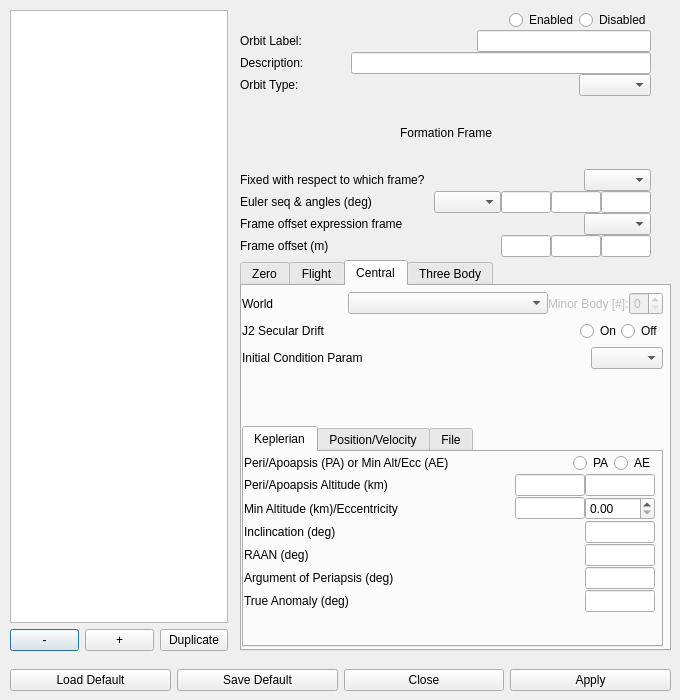
Qt form dsm_gui/orb_menu.ui (pavelgalchenko/dsm_gui) before a commit.
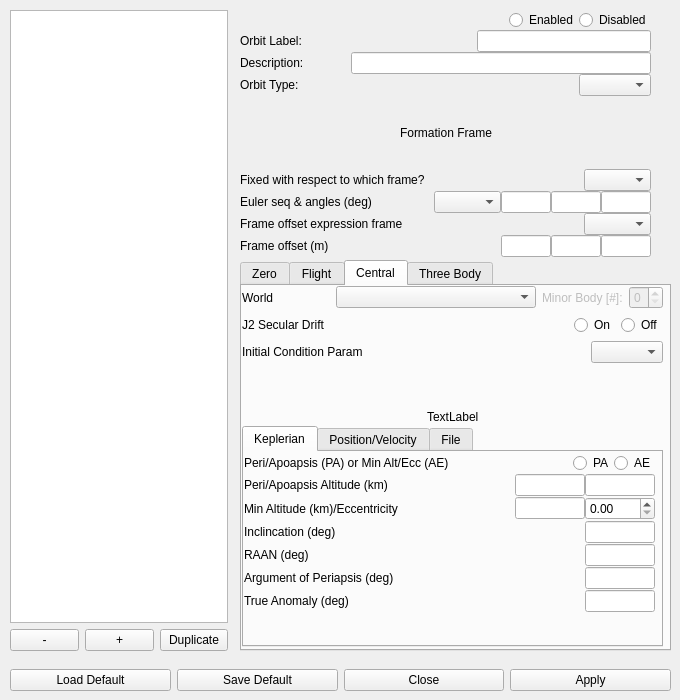
The same form after that commit. The open tabs and pages were chosen to show the change.

Commit message: Cleanup and Validators. Set validators on Periapsis and Apoapsis altitudes to ensure they are in valid ranges. Displays warning text if they are invalid. Set validators on orbit label, description and file labels to refuse " characters. Set validators on three body Mode semimajor axes to ensure they are positive. Clears entered data if orbit is removed. Scrubbing unnecessary " characters from data in input Orbit files.

What changed in the file:
```diff
--- a/dsm_gui/orb_menu.ui
+++ b/dsm_gui/orb_menu.ui
@@ -10,6 +10,18 @@
     <height>700</height>
    </rect>
   </property>
+  <property name="minimumSize">
+   <size>
+    <width>680</width>
+    <height>700</height>
+   </size>
+  </property>
+  <property name="maximumSize">
+   <size>
+    <width>680</width>
+    <height>700</height>
+   </size>
+  </property>
   <property name="windowTitle">
    <string>Dialog</string>
   </property>
@@ -42,6 +54,9 @@
          <property name="text">
           <string>-</string>
          </property>
+         <property name="autoDefault">
+          <bool>false</bool>
+         </property>
         </widget>
        </item>
        <item>
@@ -49,6 +64,9 @@
          <property name="text">
           <string>+</string>
          </property>
+         <property name="autoDefault">
+          <bool>false</bool>
+         </property>
         </widget>
        </item>
        <item>
@@ -56,6 +74,9 @@
          <property name="text">
           <string>Duplicate</string>
          </property>
+         <property name="autoDefault">
+          <bool>false</bool>
+         </property>
         </widget>
        </item>
       </layout>
@@ -72,7 +93,7 @@
      </rect>
     </property>
     <property name="currentIndex">
-     <number>2</number>
+     <number>3</number>
     </property>
     <widget class="QWidget" name="orbTabZero">
      <attribute name="title">
@@ -293,12 +314,12 @@
         <x>0</x>
         <y>0</y>
         <width>421</width>
-        <height>92</height>
+        <height>141</height>
        </rect>
       </property>
       <layout class="QVBoxLayout" name="verticalLayout_6">
        <property name="spacing">
-        <number>0</number>
+        <number>-1</number>
        </property>
        <item>
         <layout class="QHBoxLayout" name="horizontalLayout_17">
@@ -425,6 +446,56 @@
          </item>
         </layout>
        </item>
+       <item>
+        <spacer name="verticalSpacer">
+         <property name="orientation">
+          <enum>Qt::Vertical</enum>
+         </property>
+         <property name="sizeHint" stdset="0">
+          <size>
+           <width>20</width>
+           <height>40</height>
+          </size>
+         </property>
+        </spacer>
+       </item>
+       <item>
+        <layout class="QHBoxLayout" name="horizontalLayout_11">
+         <item>
+          <spacer name="horizontalSpacer_8">
+           <property name="orientation">
+            <enum>Qt::Horizontal</enum>
+           </property>
+           <property name="sizeHint" stdset="0">
+            <size>
+             <width>40</width>
+             <height>20</height>
+            </size>
+           </property>
+          </spacer>
+         </item>
+         <item>
+          <widget class="QLabel" name="orbCentKepPAWarning">
+           <property name="text">
+            <string>TextLabel</string>
+           </property>
+          </widget>
+         </item>
+         <item>
+          <spacer name="horizontalSpacer_13">
+           <property name="orientation">
+            <enum>Qt::Horizontal</enum>
+           </property>
+           <property name="sizeHint" stdset="0">
+            <size>
+             <width>40</width>
+             <height>20</height>
+            </size>
+           </property>
+          </spacer>
+         </item>
+        </layout>
+       </item>
       </layout>
      </widget>
      <widget class="QTabWidget" name="orbCentTypeTab">
@@ -536,6 +607,9 @@
                <height>16777215</height>
               </size>
              </property>
+             <property name="inputMethodHints">
+              <set>Qt::ImhPreferNumbers</set>
+             </property>
             </widget>
            </item>
            <item>
@@ -1755,12 +1829,12 @@
         <x>0</x>
         <y>0</y>
         <width>411</width>
-        <height>130</height>
+        <height>141</height>
        </rect>
       </property>
       <layout class="QVBoxLayout" name="verticalLayout_13">
        <property name="spacing">
-        <number>0</number>
+        <number>-1</number>
        </property>
        <item>
         <layout class="QHBoxLayout" name="horizontalLayout_53">
@@ -1874,6 +1948,19 @@
          </item>
         </layout>
        </item>
+       <item>
+        <spacer name="verticalSpacer_2">
+         <property name="orientation">
+          <enum>Qt::Vertical</enum>
+         </property>
+         <property name="sizeHint" stdset="0">
+          <size>
+           <width>20</width>
+           <height>40</height>
+          </size>
+         </property>
+        </spacer>
+       </item>
       </layout>
      </widget>
     </widget>
@@ -1893,6 +1980,9 @@
        <property name="text">
         <string>Load Default</string>
        </property>
+       <property name="autoDefault">
+        <bool>false</bool>
+       </property>
       </widget>
      </item>
      <item>
@@ -1900,6 +1990,9 @@
        <property name="text">
         <string>Save Default</string>
        </property>
+       <property name="autoDefault">
+        <bool>false</bool>
+       </property>
       </widget>
      </item>
      <item>
@@ -1907,6 +2000,9 @@
        <property name="text">
         <string>Close</string>
        </property>
+       <property name="autoDefault">
+        <bool>false</bool>
+       </property>
       </widget>
      </item>
      <item>
@@ -1914,6 +2010,12 @@
        <property name="text">
         <string>Apply</string>
        </property>
+       <property name="autoDefault">
+        <bool>false</bool>
+       </property>
+       <property name="default">
+        <bool>false</bool>
+       </property>
       </widget>
      </item>
     </layout>
```
Left out of the diff: 10 changed lines with no effect on the pictures. The commit also changes 3 other files.
